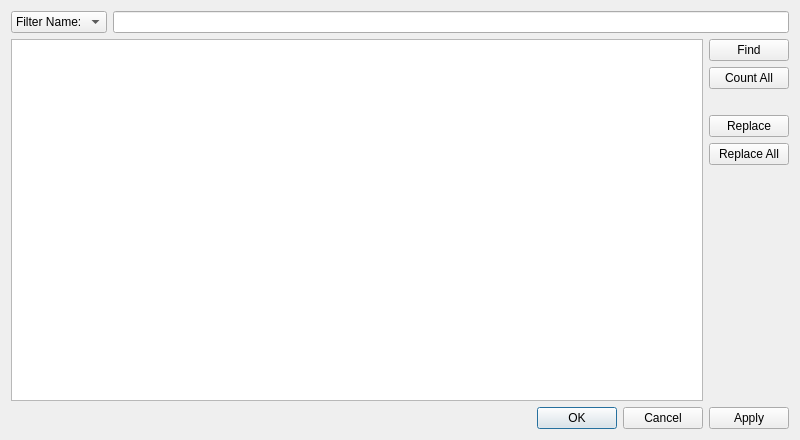
Old version of the form src/Sigil/Form_Files/SearchEditor.ui in the repository Sigil-Ebook/Sigil.
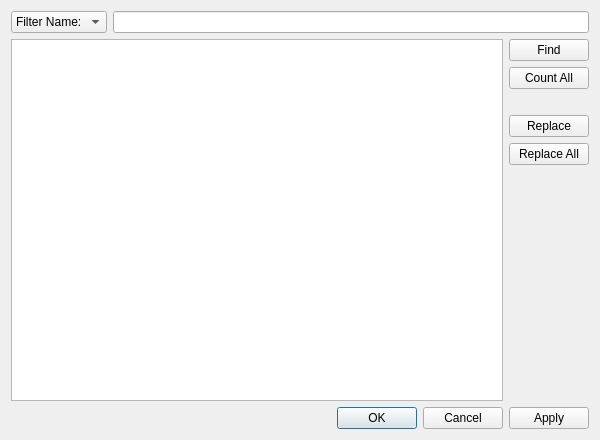
New version of the form. Custom widgets are drawn as their Qt base class.

Commit message: For Saved Searches, only resize columns the first time the dialog is opened by a user, to prevent horizontal scrollbar unnecessarily appearing. Set default width slightly smaller.

```diff
--- a/src/Sigil/Form_Files/SearchEditor.ui
+++ b/src/Sigil/Form_Files/SearchEditor.ui
@@ -6,7 +6,7 @@
    <rect>
     <x>0</x>
     <y>0</y>
-    <width>800</width>
+    <width>600</width>
     <height>440</height>
    </rect>
   </property>
```
The commit also changes 2 other files.
